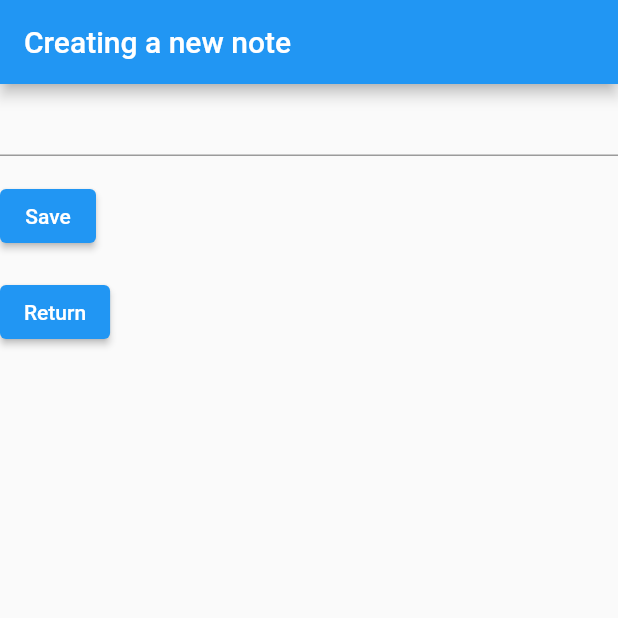
After one commit to bbalajo2/my_proj, a Flutter app: the screen it shows after launch, after a tap on "Delete last Note", after a tap on the "add" icon, on a phone screen of 412 x 824 dp, the top half of it. The commit adds this screen. Run offline on Flutter 3.47's test engine with Material 2 defaults, Android fonts, the phone set to English and light mode, and no system bars.

Commit message:
MVP achieved

```diff
--- a/lib/models/note_data.dart
+++ b/lib/models/note_data.dart
@@ -2,10 +2,7 @@ import 'package:flutter/material.dart';
 import 'note.dart';
 
 class NoteData extends ChangeNotifier {
-  List<Note> allNotes = [
-    Note(id: 0, text: "Name: John Doe"),
-    Note(id: 1, text: "Test number 2")
-  ];
+  List<Note> allNotes = [];
 
   List<Note> getAllNotes(){
     notifyListeners();
--- a/lib/pages/home_page.dart
+++ b/lib/pages/home_page.dart
@@ -1,9 +1,7 @@
 import 'dart:async';
-import 'dart:js';
 import 'package:flutter/material.dart';
 import 'package:provider/provider.dart';
 import '../models/note_data.dart';
-import '../models/note.dart';
 import "../pages/new_notes_page.dart";
 
 class HomePage extends StatefulWidget {
@@ -28,30 +26,24 @@ class _HomePageState extends State<HomePage> {
     super.dispose();
   }
 
-  void addNewNote() {
-    int id = Provider.of<NoteData>(context as BuildContext, listen: false).getAllNotes().length + 1;
-    Note newNote = Note(
-      id: id,
-      text: "",
-    );
-
-    goToNewNotePage(newNote);
-  }
-
-  void goToNewNotePage(Note note) {
+  void goToNewNotePage() {
     Navigator.push(
-      context as BuildContext,
+      context,
       MaterialPageRoute(
         builder: (context) => newNotePage(),
       ),
     );
   }
 
+  void deleteNote() {
+    Provider.of<NoteData>(context, listen: false).deleteNote();
+  }
+
   @override
   Widget build(BuildContext context) {
     return Consumer<NoteData>(
       builder: (context, noteData, child) => Scaffold(
-        backgroundColor: Color.fromARGB(255, 46, 217, 19),
+        backgroundColor: Color.fromARGB(255, 99, 174, 169),
         appBar: AppBar(
           title: Text(
             "Current Time: ${DateTime.now().toLocal()}",
@@ -59,8 +51,8 @@ class _HomePageState extends State<HomePage> {
           ),
         ),
         floatingActionButton: FloatingActionButton(
-          onPressed: () => addNewNote(),
-          child: Icon(Icons.add),
+          onPressed: () => goToNewNotePage(),
+          child: const Icon(Icons.add),
         ),
         body: Column(
           children: [
@@ -71,7 +63,16 @@ class _HomePageState extends State<HomePage> {
                 style: TextStyle(
                     fontSize: 42,
                     fontWeight: FontWeight.bold,
-                    color: Colors.blue),
+                    color: Color.fromARGB(255, 181, 197, 35)),
+              ),
+            ),
+            OutlinedButton(
+              onPressed: () => deleteNote(),
+              child: Text('Delete last Note'),
+              style: OutlinedButton.styleFrom(
+                primary: Colors.white,
+                backgroundColor: Color.fromARGB(255, 220, 148, 23),
+                textStyle: TextStyle(fontSize: 20),
               ),
             ),
             ListView.builder(
--- /dev/null
+++ b/lib/pages/new_notes_page.dart
@@ -0,0 +1,99 @@
+import 'package:flutter/material.dart';
+import 'package:provider/provider.dart';
+import '../models/note_data.dart';
+import '../models/note.dart';
+import 'home_page.dart';
+
+void main() => runApp(const newNotePage());
+
+class newNotePage extends StatelessWidget {
+  const newNotePage({Key? key}) : super(key: key);
+
+  @override
+  Widget build(BuildContext context) {
+    const appTitle = 'Creating a new note';
+
+    return MaterialApp(
+      title: appTitle,
+      home: Scaffold(
+        appBar: AppBar(
+          title: const Text(appTitle),
+        ),
+        body: SingleChildScrollView(
+          child: const NewNotePage(),
+        ),
+      ),
+    );
+  }
+}
+
+class NewNotePage extends StatefulWidget {
+  const NewNotePage({Key? key}) : super(key: key);
+
+  @override
+  NewNotePageState createState() => NewNotePageState();
+}
+
+class NewNotePageState extends State<NewNotePage> {
+  final _formKey = GlobalKey<FormState>();
+
+  final myController = TextEditingController();
+
+  void ReturnBtn() {
+    Navigator.push(
+      context,
+      MaterialPageRoute(builder: (context) => HomePage()),
+    );
+  }
+
+  void addNewNoteHandler(BuildContext context) {
+    var noteModel = Provider.of<NoteData>(context, listen: false);
+    int id =
+        Provider.of<NoteData>(context, listen: false).getAllNotes().length + 1;
+    noteModel.addNewNote(
+      Note(
+        id: id,
+        text: myController.text,
+      ),
+    );
+  }
+
+  @override
+  Widget build(BuildContext context) {
+    return Form(
+      key: _formKey,
+      child: Column(
+        crossAxisAlignment: CrossAxisAlignment.start,
+        children: [
+          TextFormField(
+            controller: myController,
+            validator: (value) {
+              if (value == null || value.isEmpty) {
+                return 'Please enter some text';
+              }
+              return null;
+            },
+          ),
+          Padding(
+            padding: const EdgeInsets.symmetric(vertical: 16),
+            child: ElevatedButton(
+              onPressed: () {
+                if (_formKey.currentState!.validate()) {
+                  addNewNoteHandler(context);
+                  ScaffoldMessenger.of(context).showSnackBar(
+                    const SnackBar(content: Text('Saving')),
+                  );
+                }
+              },
+              child: const Text('Save'),
+            ),
+          ),
+          ElevatedButton(
+            onPressed: () => ReturnBtn(),
+            child: const Text('Return'),
+          ),
+        ],
+      ),
+    );
+  }
+}
```
